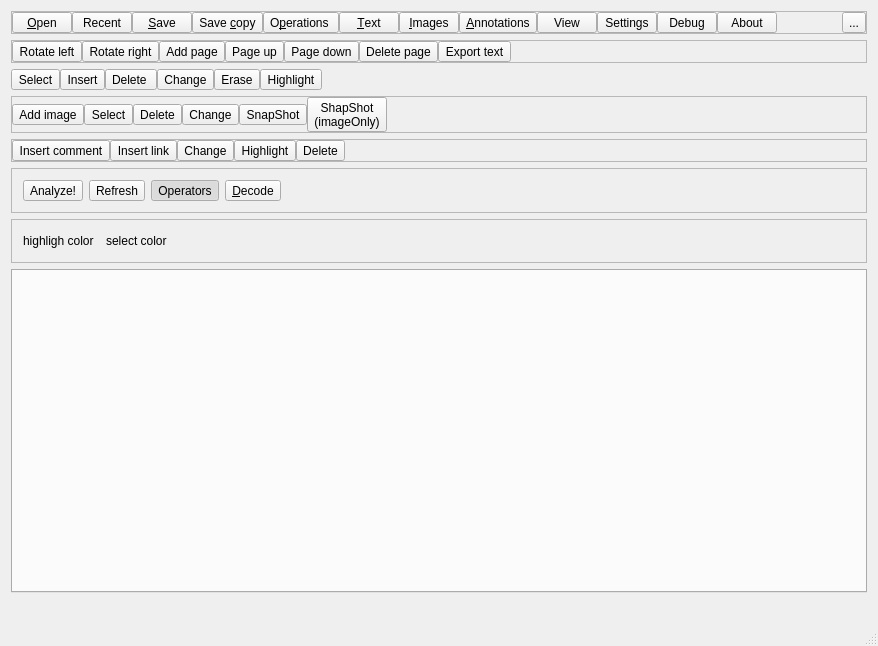
Old version of the form pdfgui.ui in the repository caronnee/pdfeditor.
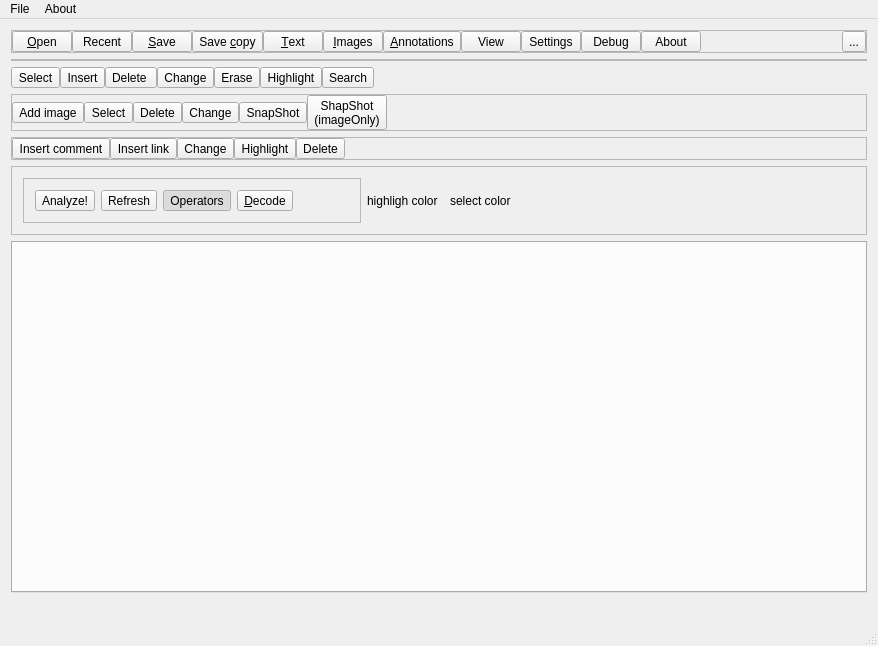
New version of the form. Icons and pictures are not drawn. Custom widgets are drawn as their Qt base class.

The edit to the form file:
```diff
--- a/pdfgui.ui
+++ b/pdfgui.ui
@@ -177,41 +177,6 @@
          </property>
         </widget>
        </item>
-       <item>
-        <widget class="QToolButton" name="contentButton">
-         <property name="minimumSize">
-          <size>
-           <width>60</width>
-           <height>0</height>
-          </size>
-         </property>
-         <property name="toolTip">
-          <string>show pdf manipulation operations</string>
-         </property>
-         <property name="text">
-          <string>O&amp;perations </string>
-         </property>
-         <property name="icon">
-          <iconset resource="pdf.qrc">
-           <normaloff>:/images/content.png</normaloff>:/images/content.png</iconset>
-         </property>
-         <property name="iconSize">
-          <size>
-           <width>32</width>
-           <height>32</height>
-          </size>
-         </property>
-         <property name="checkable">
-          <bool>true</bool>
-         </property>
-         <property name="toolButtonStyle">
-          <enum>Qt::ToolButtonTextUnderIcon</enum>
-         </property>
-         <attribute name="buttonGroup">
-          <string>mainGroup</string>
-         </attribute>
-        </widget>
-       </item>
        <item>
         <widget class="QToolButton" name="textButton">
          <property name="minimumSize">
@@ -507,183 +472,6 @@
           <property name="margin">
            <number>0</number>
           </property>
-          <item>
-           <widget class="QToolButton" name="derotateButton">
-            <property name="toolTip">
-             <string>rotate page left</string>
-            </property>
-            <property name="text">
-             <string>Rotate left</string>
-            </property>
-            <property name="icon">
-             <iconset resource="pdf.qrc">
-              <normaloff>:/images/derotate.png</normaloff>:/images/derotate.png</iconset>
-            </property>
-            <property name="iconSize">
-             <size>
-              <width>32</width>
-              <height>32</height>
-             </size>
-            </property>
-            <property name="toolButtonStyle">
-             <enum>Qt::ToolButtonTextUnderIcon</enum>
-            </property>
-           </widget>
-          </item>
-          <item>
-           <widget class="QToolButton" name="rotateButton">
-            <property name="toolTip">
-             <string>rotate page right</string>
-            </property>
-            <property name="text">
-             <string>Rotate right</string>
-            </property>
-            <property name="icon">
-             <iconset resource="pdf.qrc">
-              <normaloff>:/images/rotate.png</normaloff>:/images/rotate.png</iconset>
-            </property>
-            <property name="iconSize">
-             <size>
-              <width>32</width>
-              <height>32</height>
-             </size>
-            </property>
-            <property name="toolButtonStyle">
-             <enum>Qt::ToolButtonTextUnderIcon</enum>
-            </property>
-           </widget>
-          </item>
-          <item>
-           <widget class="QToolButton" name="insertEmpty">
-            <property name="toolTip">
-             <string>add empty page</string>
-            </property>
-            <property name="text">
-             <string>Add page</string>
-            </property>
-            <property name="icon">
-             <iconset resource="pdf.qrc">
-              <normaloff>:/images/addpage.png</normaloff>:/images/addpage.png</iconset>
-            </property>
-            <property name="iconSize">
-             <size>
-              <width>32</width>
-              <height>32</height>
-             </size>
-            </property>
-            <property name="toolButtonStyle">
-             <enum>Qt::ToolButtonTextUnderIcon</enum>
-            </property>
-           </widget>
-          </item>
-          <item>
-           <widget class="QToolButton" name="pageUp">
-            <property name="toolTip">
-             <string>move page up</string>
-            </property>
-            <property name="text">
-             <string>Page up</string>
-            </property>
-            <property name="icon">
-             <iconset resource="pdf.qrc">
-              <normaloff>:/images/uppage.png</normaloff>:/images/uppage.png</iconset>
-            </property>
-            <property name="iconSize">
-             <size>
-              <width>32</width>
-              <height>32</height>
-             </size>
-            </property>
-            <property name="toolButtonStyle">
-             <enum>Qt::ToolButtonTextUnderIcon</enum>
-            </property>
-           </widget>
-          </item>
-          <item>
-           <widget class="QToolButton" name="pageDown">
-            <property name="toolTip">
-             <string>move page down</string>
-            </property>
-            <property name="text">
-             <string>Page down</string>
-            </property>
-            <property name="icon">
-             <iconset resource="pdf.qrc">
-              <normaloff>:/images/downpage.png</normaloff>:/images/downpage.png</iconset>
-            </property>
-            <property name="iconSize">
-             <size>
-              <width>32</width>
-              <height>32</height>
-             </size>
-            </property>
-            <property name="toolButtonStyle">
-             <enum>Qt::ToolButtonTextUnderIcon</enum>
-            </property>
-           </widget>
-          </item>
-          <item>
-           <widget class="QToolButton" name="deletePage">
-            <property name="toolTip">
-             <string>delete page</string>
-            </property>
-            <property name="text">
-             <string>Delete page</string>
-            </property>
-            <property name="icon">
-             <iconset resource="pdf.qrc">
-              <normaloff>:/images/deletepage.png</normaloff>:/images/deletepage.png</iconset>
-            </property>
-            <property name="iconSize">
-             <size>
-              <width>32</width>
-              <height>32</height>
-             </size>
-            </property>
-            <property name="toolButtonStyle">
-             <enum>Qt::ToolButtonTextUnderIcon</enum>
-            </property>
-           </widget>
-          </item>
-          <item>
-           <widget class="QToolButton" name="exportButton">
-            <property name="toolTip">
-             <string>export text</string>
-            </property>
-            <property name="autoFillBackground">
-             <bool>false</bool>
-            </property>
-            <property name="text">
-             <string>Export text</string>
-            </property>
-            <property name="icon">
-             <iconset resource="pdf.qrc">
-              <normaloff>:/images/TextConvert.png</normaloff>:/images/TextConvert.png</iconset>
-            </property>
-            <property name="iconSize">
-             <size>
-              <width>32</width>
-              <height>32</height>
-             </size>
-            </property>
-            <property name="toolButtonStyle">
-             <enum>Qt::ToolButtonTextUnderIcon</enum>
-            </property>
-           </widget>
-          </item>
-          <item>
-           <spacer name="horizontalSpacer_3">
-            <property name="orientation">
-             <enum>Qt::Horizontal</enum>
-            </property>
-            <property name="sizeHint" stdset="0">
-             <size>
-              <width>40</width>
-              <height>20</height>
-             </size>
-            </property>
-           </spacer>
-          </item>
          </layout>
         </widget>
        </item>
@@ -871,13 +659,23 @@
         </widget>
        </item>
        <item>
-        <widget class="Search" name="search" native="true">
-         <property name="minimumSize">
+        <widget class="QToolButton" name="searchButton">
+         <property name="text">
+          <string>Search</string>
+         </property>
+         <property name="icon">
+          <iconset resource="pdf.qrc">
+           <normaloff>:/images/search.png</normaloff>:/images/search.png</iconset>
+         </property>
+         <property name="iconSize">
           <size>
-           <width>200</width>
-           <height>0</height>
+           <width>32</width>
+           <height>32</height>
           </size>
          </property>
+         <property name="toolButtonStyle">
+          <enum>Qt::ToolButtonTextUnderIcon</enum>
+         </property>
         </widget>
        </item>
        <item>
@@ -1264,6 +1062,15 @@
      </widget>
     </item>
     <item>
+     <widget class="QFrame" name="settingFrame">
+      <property name="frameShape">
+       <enum>QFrame::StyledPanel</enum>
+      </property>
+      <property name="frameShadow">
+       <enum>QFrame::Raised</enum>
+      </property>
+      <layout class="QHBoxLayout" name="horizontalLayout_5">
+       <item>
      <widget class="QFrame" name="debugFrame">
       <property name="frameShape">
        <enum>QFrame::StyledPanel</enum>
@@ -1387,15 +1194,6 @@
      </widget>
     </item>
     <item>
-     <widget class="QFrame" name="settingFrame">
-      <property name="frameShape">
-       <enum>QFrame::StyledPanel</enum>
-      </property>
-      <property name="frameShadow">
-       <enum>QFrame::Raised</enum>
-      </property>
-      <layout class="QHBoxLayout" name="horizontalLayout_5">
-       <item>
         <widget class="QLabel" name="label">
          <property name="text">
           <string>highligh color</string>
@@ -1466,6 +1264,63 @@
    </layout>
   </widget>
   <widget class="QStatusBar" name="statusBar"/>
+  <widget class="QMenuBar" name="menuBar">
+   <property name="geometry">
+    <rect>
+     <x>0</x>
+     <y>0</y>
+     <width>878</width>
+     <height>21</height>
+    </rect>
+   </property>
+   <widget class="QMenu" name="menuFile">
+    <property name="title">
+     <string>File</string>
+    </property>
+    <widget class="QMenu" name="menuView">
+     <property name="title">
+      <string>View</string>
+     </property>
+     <addaction name="actionRotate_left"/>
+     <addaction name="actionRotate_right"/>
+    </widget>
+    <widget class="QMenu" name="menuPages">
+     <property name="title">
+      <string>Pages</string>
+     </property>
+     <addaction name="actionPage_up"/>
+     <addaction name="actionPage_down"/>
+     <addaction name="actionDelete_Page"/>
+     <addaction name="actionAdd_page"/>
+    </widget>
+    <widget class="QMenu" name="menuOpen_recent">
+     <property name="title">
+      <string>Open recent</string>
+     </property>
+     <property name="icon">
+      <iconset resource="pdf.qrc">
+       <normaloff>:/images/open.png</normaloff>:/images/open.png</iconset>
+     </property>
+     <addaction name="separator"/>
+    </widget>
+    <addaction name="actionOpen"/>
+    <addaction name="menuOpen_recent"/>
+    <addaction name="actionSave"/>
+    <addaction name="actionSaveCopy"/>
+    <addaction name="menuPages"/>
+    <addaction name="menuView"/>
+    <addaction name="actionAnalyze"/>
+    <addaction name="actionExport_text"/>
+   </widget>
+   <widget class="QMenu" name="menuAbout">
+    <property name="title">
+     <string>About</string>
+    </property>
+    <addaction name="actionAbout"/>
+   </widget>
+   <addaction name="menuFile"/>
+   <addaction name="menuAbout"/>
+  </widget>
   <action name="actionOpen">
    <property name="text">
     <string>Open</string>
@@ -1499,12 +1354,6 @@
     <slot>print()</slot>
    </slots>
   </customwidget>
-  <customwidget>
-   <class>Search</class>
-   <extends>QWidget</extends>
-   <header location="global">Search.h</header>
-   <container>1</container>
-  </customwidget>
  </customwidgets>
  <resources>
   <include location="pdf.qrc"/>
```
Left out of the diff: 140 changed lines with no effect on the pictures. Lines whose indentation alone changed are shown as unchanged.
